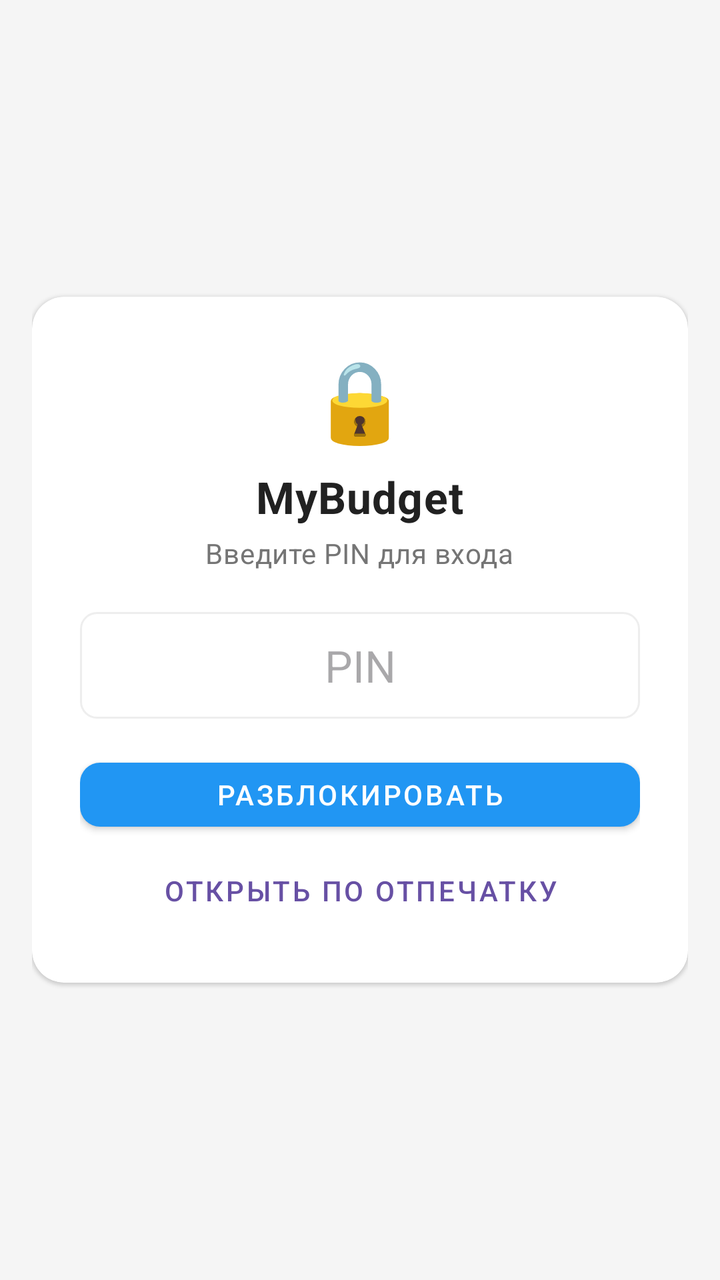
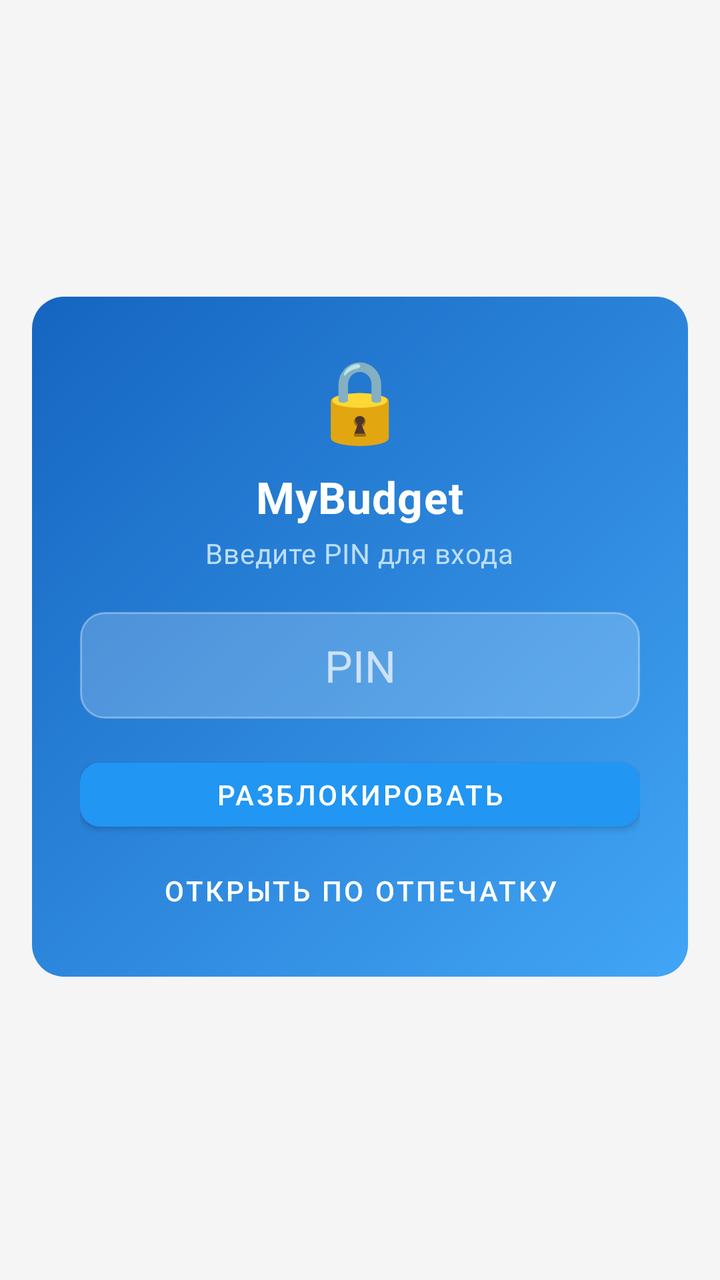

Before-and-after screenshots of an Android layout around one commit, followed by the original layout XML and the change that was made.
<!-- AndroidManifest.xml: activity theme Theme.MyBudget -->
<!-- res/layout/activity_lock.xml -->
<?xml version="1.0" encoding="utf-8"?>
<LinearLayout xmlns:android="http://schemas.android.com/apk/res/android" xmlns:app="http://schemas.android.com/apk/res-auto"
    android:gravity="center"
    android:orientation="vertical"
    android:background="@color/background_light"
    android:paddingLeft="@dimen/space_16"
    android:paddingTop="@dimen/space_24"
    android:paddingRight="@dimen/space_16"
    android:paddingBottom="@dimen/space_24"
    android:layout_width="match_parent"
    android:layout_height="match_parent"
    android:paddingHorizontal="@dimen/space_16"
    android:paddingVertical="@dimen/space_24">
    <androidx.cardview.widget.CardView
        android:layout_width="match_parent"
        android:layout_height="wrap_content"
        app:cardCornerRadius="@dimen/radius_16"
        style="@style/Card.MyBudget.Surface">
        <LinearLayout
            android:gravity="center_horizontal"
            android:orientation="vertical"
            android:padding="@dimen/space_24"
            android:layout_width="match_parent"
            android:layout_height="wrap_content">
            <TextView
                android:textSize="40sp"
                android:layout_width="wrap_content"
                android:layout_height="wrap_content"
                android:text="@string/lock_screen_emoji"/>
            <TextView
                android:textSize="22sp"
                android:layout_width="wrap_content"
                android:layout_height="wrap_content"
                android:layout_marginTop="@dimen/space_8"
                android:text="@string/lock_title"
                style="@style/Text.MyBudget.Title"/>
            <TextView
                android:textSize="14sp"
                android:gravity="center"
                android:layout_width="wrap_content"
                android:layout_height="wrap_content"
                android:layout_marginTop="@dimen/space_4"
                android:text="@string/lock_subtitle"
                style="@style/Text.MyBudget.Subtitle"/>
            <EditText
                android:textSize="22sp"
                android:textColor="@color/text_primary"
                android:gravity="center"
                android:id="@+id/lockPinInput"
                android:background="@drawable/edittext_border"
                android:padding="@dimen/space_12"
                android:layout_width="match_parent"
                android:layout_height="wrap_content"
                android:layout_marginTop="@dimen/space_20"
                android:minHeight="@dimen/touch_min_size"
                android:hint="@string/lock_pin_hint"
                android:maxLength="6"
                android:inputType="numberPassword"
                android:imeOptions="actionDone"/>
            <com.google.android.material.button.MaterialButton
                android:id="@+id/lockUnlockButton"
                android:layout_width="match_parent"
                android:layout_height="wrap_content"
                android:layout_marginTop="@dimen/space_16"
                android:minHeight="@dimen/touch_min_size"
                android:text="@string/lock_unlock"
                app:backgroundTint="@color/budget_blue"
                app:cornerRadius="@dimen/radius_10"
                style="@style/Widget.MaterialComponents.Button"/>
            <com.google.android.material.button.MaterialButton
                android:id="@+id/lockBiometricButton"
                android:layout_width="match_parent"
                android:layout_height="wrap_content"
                android:layout_marginTop="@dimen/space_4"
                android:minHeight="@dimen/touch_min_size"
                android:text="@string/lock_use_biometric"
                app:cornerRadius="@dimen/radius_10"
                style="@style/Widget.MaterialComponents.Button.TextButton"/>
        </LinearLayout>
    </androidx.cardview.widget.CardView>
</LinearLayout>
<!-- resources referenced by this layout -->
<resources>
  <color name="background_light">#f5f5f5</color>
  <color name="budget_blue">#2196f3</color>
  <color name="text_primary">#212121</color>
  <dimen name="radius_10">10dp</dimen>
  <dimen name="radius_16">16dp</dimen>
  <dimen name="space_12">12dp</dimen>
  <dimen name="space_16">16dp</dimen>
  <dimen name="space_20">20dp</dimen>
  <dimen name="space_24">24dp</dimen>
  <dimen name="space_4">4dp</dimen>
  <dimen name="space_8">8dp</dimen>
  <dimen name="touch_min_size">44dp</dimen>
  <!-- drawable edittext_border (drawable) -->
  <?xml version="1.0" encoding="utf-8"?>
  <shape xmlns:android="http://schemas.android.com/apk/res/android">
      <solid android:color="@color/card_background_white"/>
      <stroke
          android:width="1dp"
          android:color="@color/border_light"/>
      <corners android:radius="@dimen/radius_8"/>
  </shape>
  <string name="lock_pin_hint">PIN</string>
  <string name="lock_screen_emoji">🔒</string>
  <string name="lock_subtitle">Введите PIN для входа</string>
  <string name="lock_title">MyBudget</string>
  <string name="lock_unlock">Разблокировать</string>
  <string name="lock_use_biometric">Открыть по отпечатку</string>
  <style name="Card.MyBudget.Surface" parent="">
      <item name="cardBackgroundColor">@color/card_background_white</item>
      <item name="cardCornerRadius">@dimen/radius_16</item>
      <item name="cardElevation">@dimen/card_elevation_low</item>
    </style>
  <style name="Text.MyBudget.Subtitle" parent="@style/Text.MyBudget">
      <item name="android:textSize">12sp</item>
      <item name="android:textColor">@color/text_secondary</item>
    </style>
  <style name="Text.MyBudget.Title" parent="@style/Text.MyBudget">
      <item name="android:textSize">18sp</item>
      <item name="android:textStyle">bold</item>
      <item name="android:textColor">@color/text_primary</item>
    </style>
  <style name="Theme.MyBudget" parent="@style/Base.Theme.MyBudget" />
  <color name="card_background_white">#ffffff</color>
  <color name="border_light">#eeeeee</color>
  <dimen name="radius_8">8dp</dimen>
  <dimen name="card_elevation_low">1dp</dimen>
  <style name="Text.MyBudget" parent="@style/TextAppearance.Material3.BodyMedium" />
  <color name="text_secondary">#757575</color>
  <style name="Base.Theme.MyBudget" parent="@style/Theme.Material3.DayNight.NoActionBar">
      <item name="android:colorBackground">@color/background_light</item>
      <item name="colorOnPrimary">@color/md_theme_onPrimary</item>
      <item name="colorOnSurface">@color/md_theme_onSurface</item>
      <item name="colorOutline">@color/md_theme_outline</item>
      <item name="colorPrimary">@color/md_theme_primary</item>
      <item name="colorSurface">@color/md_theme_surface</item>
      <item name="colorSurfaceVariant">@color/md_theme_surfaceVariant</item>
    </style>
  <color name="md_theme_onPrimary">#ffffff</color>
  <color name="md_theme_onSurface">#1d1b20</color>
  <color name="md_theme_outline">#79747e</color>
  <color name="md_theme_primary">#6750a4</color>
  <color name="md_theme_surface">#ffffff</color>
  <color name="md_theme_surfaceVariant">#e7e0ec</color>
</resources>

<!-- the commit's change to res/layout/activity_lock.xml (unified diff, before → after) -->
@@ -14,49 +14,53 @@
     <androidx.cardview.widget.CardView
         android:layout_width="match_parent"
         android:layout_height="wrap_content"
-        app:cardCornerRadius="@dimen/radius_16"
-        style="@style/Card.MyBudget.Surface">
+        app:cardBackgroundColor="@android:color/transparent"
+        app:cardElevation="0dp">
         <LinearLayout
+            android:layout_width="match_parent"
+            android:layout_height="wrap_content"
+            android:background="@drawable/screen_hero_card_bg_blue"
             android:gravity="center_horizontal"
             android:orientation="vertical"
-            android:padding="@dimen/space_24"
-            android:layout_width="match_parent"
-            android:layout_height="wrap_content">
+            android:padding="@dimen/space_24">
             <TextView
-                android:textSize="40sp"
                 android:layout_width="wrap_content"
                 android:layout_height="wrap_content"
-                android:text="@string/lock_screen_emoji"/>
+                android:text="@string/lock_screen_emoji"
+                android:textSize="40sp" />
             <TextView
-                android:textSize="22sp"
                 android:layout_width="wrap_content"
                 android:layout_height="wrap_content"
                 android:layout_marginTop="@dimen/space_8"
                 android:text="@string/lock_title"
-                style="@style/Text.MyBudget.Title"/>
+                android:textColor="@color/main_hero_text_primary"
+                android:textSize="22sp"
+                style="@style/Text.MyBudget.Title" />
             <TextView
-                android:textSize="14sp"
-                android:gravity="center"
                 android:layout_width="wrap_content"
                 android:layout_height="wrap_content"
                 android:layout_marginTop="@dimen/space_4"
+                android:gravity="center"
                 android:text="@string/lock_subtitle"
-                style="@style/Text.MyBudget.Subtitle"/>
+                android:textColor="@color/screen_hero_blue_text_secondary"
+                android:textSize="14sp"
+                style="@style/Text.MyBudget.Subtitle" />
             <EditText
-                android:textSize="22sp"
-                android:textColor="@color/text_primary"
-                android:gravity="center"
                 android:id="@+id/lockPinInput"
-                android:background="@drawable/edittext_border"
-                android:padding="@dimen/space_12"
                 android:layout_width="match_parent"
                 android:layout_height="wrap_content"
                 android:layout_marginTop="@dimen/space_20"
+                android:background="@drawable/transaction_hero_amount_field"
+                android:gravity="center"
+                android:hint="@string/lock_pin_hint"
+                android:imeOptions="actionDone"
+                android:inputType="numberPassword"
+                android:maxLength="6"
                 android:minHeight="@dimen/touch_min_size"
-                android:hint="@string/lock_pin_hint"
-                android:maxLength="6"
-                android:inputType="numberPassword"
-                android:imeOptions="actionDone"/>
+                android:padding="@dimen/space_12"
+                android:textColor="@color/main_hero_text_primary"
+                android:textColorHint="@color/transaction_hero_text_hint"
+                android:textSize="22sp" />
             <com.google.android.material.button.MaterialButton
                 android:id="@+id/lockUnlockButton"
                 android:layout_width="match_parent"
@@ -64,9 +68,10 @@
                 android:layout_marginTop="@dimen/space_16"
                 android:minHeight="@dimen/touch_min_size"
                 android:text="@string/lock_unlock"
+                android:textColor="@color/main_hero_text_primary"
                 app:backgroundTint="@color/budget_blue"
                 app:cornerRadius="@dimen/radius_10"
-                style="@style/Widget.MaterialComponents.Button"/>
+                style="@style/Widget.MaterialComponents.Button" />
             <com.google.android.material.button.MaterialButton
                 android:id="@+id/lockBiometricButton"
                 android:layout_width="match_parent"
@@ -74,8 +79,9 @@
                 android:layout_marginTop="@dimen/space_4"
                 android:minHeight="@dimen/touch_min_size"
                 android:text="@string/lock_use_biometric"
+                android:textColor="@color/main_hero_text_primary"
                 app:cornerRadius="@dimen/radius_10"
-                style="@style/Widget.MaterialComponents.Button.TextButton"/>
+                style="@style/Widget.MaterialComponents.Button.TextButton" />
         </LinearLayout>
     </androidx.cardview.widget.CardView>
 </LinearLayout>
<!-- resource entries referenced after the edit -->
@@ -2,9 +2,15 @@
 <resources>
   <color name="background_light">#f5f5f5</color>
   <color name="budget_blue">#2196f3</color>
+  <color name="main_hero_text_primary">#ffffff</color>
+  <color name="screen_hero_blue_text_secondary">#bbdefb</color>
+  <color name="transaction_hero_text_hint">#b3ffffff</color>
   <color name="text_primary">#212121</color>
   <dimen name="radius_10">10dp</dimen>
   <dimen name="radius_16">16dp</dimen>
+  <color name="screen_hero_blue_end">#1565c0</color>
+  <color name="screen_hero_blue_start">#42a5f5</color>
+  <dimen name="radius_12">12dp</dimen>
   <dimen name="space_12">12dp</dimen>
   <dimen name="space_16">16dp</dimen>
   <dimen name="space_20">20dp</dimen>
@@ -12,14 +18,37 @@
   <dimen name="space_4">4dp</dimen>
   <dimen name="space_8">8dp</dimen>
   <dimen name="touch_min_size">44dp</dimen>
-  <!-- drawable edittext_border (drawable) -->
+  <!-- drawable screen_hero_card_bg_blue (drawable) -->
+  <?xml version="1.0" encoding="utf-8"?>
+  <layer-list xmlns:android="http://schemas.android.com/apk/res/android">
+      <item
+          android:bottom="3dp"
+          android:left="1dp"
+          android:right="1dp">
+          <shape android:shape="rectangle">
+              <solid android:color="#40000000" />
+              <corners android:radius="@dimen/radius_16" />
+          </shape>
+      </item>
+      <item android:bottom="3dp">
+          <shape android:shape="rectangle">
+              <gradient
+                  android:angle="135"
+                  android:endColor="@color/screen_hero_blue_end"
+                  android:startColor="@color/screen_hero_blue_start"
+                  android:type="linear" />
+              <corners android:radius="@dimen/radius_16" />
+          </shape>
+      </item>
+  </layer-list>
+  <!-- drawable transaction_hero_amount_field (drawable) -->
   <?xml version="1.0" encoding="utf-8"?>
   <shape xmlns:android="http://schemas.android.com/apk/res/android">
-      <solid android:color="@color/card_background_white"/>
+      <solid android:color="#33FFFFFF" />
       <stroke
           android:width="1dp"
-          android:color="@color/border_light"/>
-      <corners android:radius="@dimen/radius_8"/>
+          android:color="#55FFFFFF" />
+      <corners android:radius="@dimen/radius_12" />
   </shape>
   <string name="lock_pin_hint">PIN</string>
   <string name="lock_screen_emoji">🔒</string>
@@ -27,11 +56,6 @@
   <string name="lock_title">MyBudget</string>
   <string name="lock_unlock">Разблокировать</string>
   <string name="lock_use_biometric">Открыть по отпечатку</string>
-  <style name="Card.MyBudget.Surface" parent="">
-      <item name="cardBackgroundColor">@color/card_background_white</item>
-      <item name="cardCornerRadius">@dimen/radius_16</item>
-      <item name="cardElevation">@dimen/card_elevation_low</item>
-    </style>
   <style name="Text.MyBudget.Subtitle" parent="@style/Text.MyBudget">
       <item name="android:textSize">12sp</item>
       <item name="android:textColor">@color/text_secondary</item>
@@ -42,10 +66,6 @@
       <item name="android:textColor">@color/text_primary</item>
     </style>
   <style name="Theme.MyBudget" parent="@style/Base.Theme.MyBudget" />
-  <color name="card_background_white">#ffffff</color>
-  <color name="border_light">#eeeeee</color>
-  <dimen name="radius_8">8dp</dimen>
-  <dimen name="card_elevation_low">1dp</dimen>
   <style name="Text.MyBudget" parent="@style/TextAppearance.Material3.BodyMedium" />
   <color name="text_secondary">#757575</color>
   <style name="Base.Theme.MyBudget" parent="@style/Theme.Material3.DayNight.NoActionBar">
